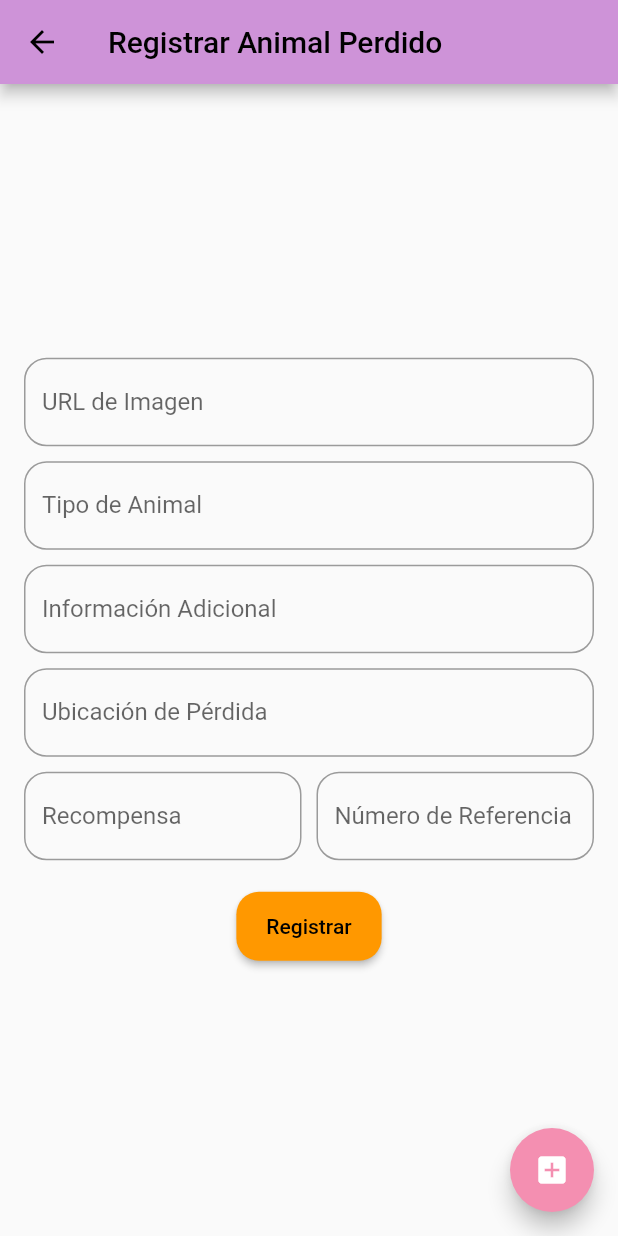
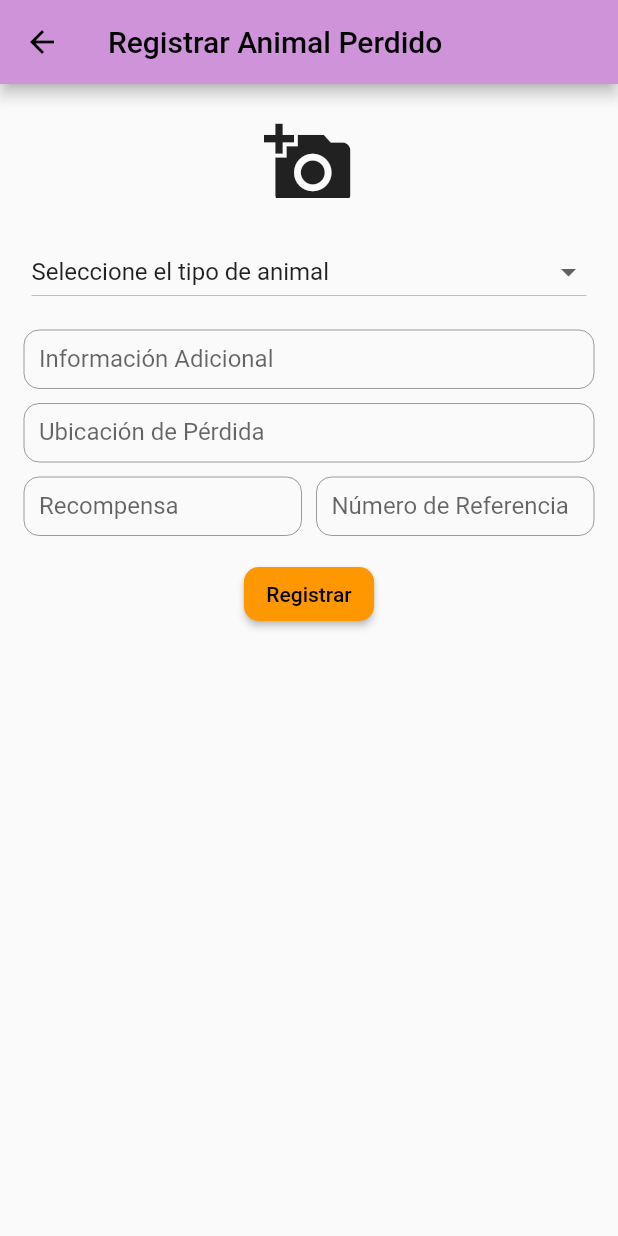
Before and after one commit to Ferrufino03/Lost_pet, a Flutter app: the AnimalRegistrationScreen screen opened directly, on a phone screen of 412 x 824 dp. Run offline on Flutter 3.47's test engine with Material 2 defaults, Android fonts, the phone set to English and light mode, and no system bars; our stand-ins replace bloc, cloud_firestore, equatable, firebase_auth, firebase_core, firebase_storage and 2 more; accounts and stored records are empty; generated files the repository leaves out were written again.

Commit message:
Add image upload functionality and Animal model for registration

```diff
--- a/lib/main.dart
+++ b/lib/main.dart
@@ -2,6 +2,7 @@
 import 'package:firebase_crud/app.dart';
 import 'package:firebase_crud/firebase_options.dart';
 import 'package:firebase_crud/screens/AnimalRegistration/bloc/animal_registration_bloc.dart';
+import 'package:firebase_crud/screens/UpLoadImage/bloc/up_load_image_bloc.dart';
 import 'package:flutter/material.dart';
 import 'package:firebase_core/firebase_core.dart';
 import 'package:flutter_bloc/flutter_bloc.dart';
@@ -19,7 +20,10 @@ void main() async {
         providers: [
           BlocProvider(
             create: (context) => AnimalRegistrationBloc(),
-          )
+          ),
+          BlocProvider(
+            create: (context) => UpLoadImageBloc(),
+          ),
         ],
         child:MyApp(FirebaseUserRepo())));
 }
--- a/lib/screens/AnimalRegistration/bloc/animal_registration_bloc.dart
+++ b/lib/screens/AnimalRegistration/bloc/animal_registration_bloc.dart
@@ -1,15 +1,63 @@
+import 'package:cloud_firestore/cloud_firestore.dart';
+import 'package:firebase_crud/screens/AnimalRegistration/model/Animal.dart';
 import 'package:flutter_bloc/flutter_bloc.dart';
 import 'package:firebase_crud/screens/AnimalRegistration/bloc/animal_registration_event.dart';
 import 'package:firebase_crud/screens/AnimalRegistration/bloc/animal_registration_state.dart';
 
 class AnimalRegistrationBloc
     extends Bloc<AnimalRegistrationEvent, AnimalRegistrationState> {
+  Animal animal = Animal(
+    imageURL: "",
+    animaltype: "",
+    informacion: "",
+    infoubicacion: "",
+    recompensa: "",
+    numref: "",
+  );
   AnimalRegistrationBloc() : super(AnimalRegistrationInitial()) {
-    on<UpLoadImageEvent>(onUpLoadImage);
+    on<GetImageEvent>(onUpLoadImage);
+    on<ResetStateEvent>(onResetState);
+    on<InputEvent>(onInputState);
+    on<SubmitEvent>(onSubmitState);
   }
   void onUpLoadImage(
-      UpLoadImageEvent event, Emitter<AnimalRegistrationState> emit) async {
-    print(event.url);
-    emit(AnimalRegistrationUpdate(url: event.url));
+      GetImageEvent event, Emitter<AnimalRegistrationState> emit) async {
+    animal.imageURL = event.url;
+    animal.animaltype= "Seleccione el tipo de animal";
+    emit(AnimalRegistrationUpdate(animal: animal));
+  }
+
+  void onResetState(
+      ResetStateEvent event, Emitter<AnimalRegistrationState> emit) async {
+      animal.imageURL = "";
+      animal.animaltype = "Seleccione el tipo de animal";
+      animal.informacion = "";
+      animal.infoubicacion = "";
+      animal.recompensa = "";
+      animal.numref = "";
+    emit(ResetState(animal: animal));
+  }
+
+  void onInputState(
+      InputEvent event, Emitter<AnimalRegistrationState> emit) async {
+    animal.imageURL = event.animal!.imageURL;
+    animal.animaltype = event.animal!.animaltype;
+    animal.informacion = event.animal!.informacion;
+    animal.infoubicacion = event.animal!.infoubicacion;
+    animal.recompensa = event.animal!.recompensa;
+    animal.numref = event.animal!.numref;
+    emit(AnimalRegistrationUpdate(animal: animal));
+  }
+
+  void onSubmitState(
+      SubmitEvent event, Emitter<AnimalRegistrationState> emit) async {
+    await FirebaseFirestore.instance
+        .collection('animals')
+        .add(animal.ToMap)
+        .then((DocumentReference documentRef) {
+      emit(RegistrationSuccess());
+    }).catchError((error) {
+      emit(RegistrationError());
+    });
   }
 }
--- a/lib/screens/AnimalRegistration/bloc/animal_registration_event.dart
+++ b/lib/screens/AnimalRegistration/bloc/animal_registration_event.dart
@@ -1,8 +1,19 @@
+import 'package:firebase_crud/screens/AnimalRegistration/model/Animal.dart';
+
 abstract class AnimalRegistrationEvent {}
 
-class UpLoadImageEvent extends AnimalRegistrationEvent {
+class GetImageEvent extends AnimalRegistrationEvent {
   String url;
-  UpLoadImageEvent({required this.url});
+  GetImageEvent({required this.url});
 }
 
-class ResetStateEvent extends AnimalRegistrationEvent{}
+class InputEvent extends AnimalRegistrationEvent {
+  Animal? animal;
+  InputEvent({
+    this.animal,
+  });
+}
+
+class SubmitEvent extends AnimalRegistrationEvent {}
+
+class ResetStateEvent extends AnimalRegistrationEvent {}
--- a/lib/screens/AnimalRegistration/bloc/animal_registration_state.dart
+++ b/lib/screens/AnimalRegistration/bloc/animal_registration_state.dart
@@ -1,10 +1,19 @@
+import 'package:firebase_crud/screens/AnimalRegistration/model/Animal.dart';
+
 abstract class AnimalRegistrationState {}
 
 class AnimalRegistrationInitial extends AnimalRegistrationState {}
 
 class AnimalRegistrationUpdate extends AnimalRegistrationState {
-  String? url;
-  AnimalRegistrationUpdate({this.url});
+  Animal? animal;
+  AnimalRegistrationUpdate({this.animal});
 }
 
-class ResetState extends AnimalRegistrationState{}
+class ResetState extends AnimalRegistrationState {
+    Animal? animal;
+  ResetState({this.animal});
+}
+
+class RegistrationSuccess extends AnimalRegistrationState {}
+
+class RegistrationError extends AnimalRegistrationState {}
--- /dev/null
+++ b/lib/screens/AnimalRegistration/model/Animal.dart
@@ -0,0 +1,29 @@
+class Animal {
+  String imageURL = "";
+  String animaltype = "";
+  String informacion = "";
+  String infoubicacion = "";
+  String recompensa = "";
+  String numref = "";
+  String status = "Perdido";
+  Animal({
+    required this.imageURL,
+    required this.animaltype,
+    required this.informacion,
+    required this.infoubicacion,
+    required this.recompensa,
+    required this.numref,
+  });
+
+  Map<String, dynamic> get ToMap {
+    return {
+      "imageURL": this.imageURL,
+      "animaltype": this.animaltype,
+      "informacion": this.informacion,
+      "infoubicacion": this.infoubicacion,
+      "recompensa": this.recompensa,
+      "numref": this.numref,
+      "status": "Perdido"
+    };
+  }
+}
--- a/lib/screens/AnimalRegistration/ui/AnimalRegistrationScreen.dart
+++ b/lib/screens/AnimalRegistration/ui/AnimalRegistrationScreen.dart
@@ -1,8 +1,8 @@
-import 'package:cloud_firestore/cloud_firestore.dart';
 import 'package:firebase_crud/screens/AnimalRegistration/bloc/animal_registration_bloc.dart';
 import 'package:firebase_crud/screens/AnimalRegistration/bloc/animal_registration_event.dart';
 import 'package:firebase_crud/screens/AnimalRegistration/bloc/animal_registration_state.dart';
-import 'package:firebase_crud/screens/AnimalRegistration/widgets/upload_image.dart';
+import 'package:firebase_crud/screens/AnimalRegistration/model/Animal.dart';
+import 'package:firebase_crud/screens/UpLoadImage/ui/upload_image.dart';
 import 'package:flutter/material.dart';
 import 'package:flutter_bloc/flutter_bloc.dart';
 
@@ -16,24 +16,40 @@ class AnimalRegistrationScreen extends StatefulWidget {
 
 class _AnimalRegistrationScreenState extends State<AnimalRegistrationScreen> {
   final _formKey = GlobalKey<FormState>();
-  TextEditingController _imageUrl = TextEditingController();
-  String _animalType = '';
-  String _additionalInfo = '';
-  String _ubicacionDePerdida = '';
-  String _recompensa = '';
-  String _numeroDeReferencia = '';
+  String _imageUrl = "";
+  String _animalType = "Seleccione el tipo de animal";
+  final TextEditingController _additionalInfo = TextEditingController();
+  final TextEditingController _ubicacionDePerdida = TextEditingController();
+  final TextEditingController _recompensa = TextEditingController();
+  final TextEditingController _numeroDeReferencia = TextEditingController();
+
+  void handleInputsState({required Animal animal}) {
+    _imageUrl = animal.imageURL;
+    _animalType = animal.animaltype;
+    _additionalInfo.text = animal.informacion;
+    _ubicacionDePerdida.text = animal.infoubicacion;
+    _recompensa.text = animal.recompensa;
+    _numeroDeReferencia.text = animal.numref;
+  }
+
+  void popScreen() {
+    Navigator.pop(context);
+    BlocProvider.of<AnimalRegistrationBloc>(context).add(ResetStateEvent());
+  }
 
   InputDecoration _decor(String label) {
     return InputDecoration(
-      labelText: label,
-      border: OutlineInputBorder(
-        borderRadius: BorderRadius.circular(15.0),
-      ),
-      focusedBorder: OutlineInputBorder(
-        borderSide: const BorderSide(color: Colors.blue, width: 2.0),
-        borderRadius: BorderRadius.circular(15.0),
-      ),
-    );
+        labelText: label,
+        labelStyle: const TextStyle(fontSize: 16),
+        border: OutlineInputBorder(
+          borderRadius: BorderRadius.circular(10.0),
+        ),
+        focusedBorder: OutlineInputBorder(
+          borderSide: const BorderSide(color: Colors.blue, width: 1.0),
+          borderRadius: BorderRadius.circular(10.0),
+        ),
+        isCollapsed: true,
+        contentPadding: const EdgeInsets.all(10));
   }
 
   @override
@@ -45,56 +61,72 @@ class _AnimalRegistrationScreenState extends State<AnimalRegistrationScreen> {
           child: BlocBuilder<AnimalRegistrationBloc, AnimalRegistrationState>(
               builder: (context, state) {
             if (state is AnimalRegistrationUpdate) {
-              _imageUrl.text = state.url ?? "";
-              return _form(image: state.url);
+              handleInputsState(animal: state.animal!);
+              return _form();
+            } else if (state is RegistrationSuccess) {
+              popScreen();
+            } else if (state is ResetState) {
+              handleInputsState(animal: state.animal!);
+              return _form();
+            } else {
+              return _form();
             }
-            return _form();
+            return const CircularProgressIndicator();
           })),
-      floatingActionButton: FloatingActionButton(
-        onPressed: () {
-          Navigator.push(context,
-              MaterialPageRoute(builder: (context) => const UpLoadImage()));
-        },
-        child: const Icon(Icons.add_box),
-      ),
     );
   }
 
-  Widget _form({String? image}) {
-    return Form(
+  Widget _form() {
+    Widget form = Form(
       key: _formKey,
       child: Column(
         mainAxisAlignment: MainAxisAlignment.center,
         children: [
-          TextFormField(
-            decoration: _decor('URL de Imagen'),
-            keyboardType: TextInputType.url,
-            controller: _imageUrl,
-            validator: (value) =>
-                value!.isEmpty ? 'Por favor ingrese una URL' : null,
+          Container(
+            constraints: const BoxConstraints(
+              minHeight: 60,
+              minWidth: 120
+            ),
+            child: ClipRRect(
+              borderRadius: BorderRadius.circular(10),
+              child: SizedBox(
+                  child: _imageUrl.isEmpty
+                      ? IconButton(
+                          onPressed: () {
+                            Navigator.push(
+                                context,
+                                MaterialPageRoute(
+                                    builder: (context) => const UpLoadImage()));
+                          },
+                          icon: const Icon(
+                            Icons.add_a_photo,
+                            size: 60,
+                          ))
+                      : Image.network(
+                          _imageUrl,
+                          fit: BoxFit.fill,
+                          errorBuilder: (context, error, stackTrace) =>
+                              const Icon(Icons.image_not_supported),
+                        ))),
           ),
           const SizedBox(
-            width: 15,
+            height: 20,
           ),
-          const SizedBox(height: 10),
-          TextFormField(
-            decoration: _decor('Tipo de Animal'),
-            validator: (value) =>
-                value!.isEmpty ? 'Por favor ingrese el tipo de animal' : null,
-            onSaved: (value) => _animalType = value!,
-          ),
+          animalTypes(),
           const SizedBox(height: 10),
           TextFormField(
             decoration: _decor('Información Adicional'),
+            controller: _additionalInfo,
+            onChanged: (value) => _handleInput(value, "_additionalInfo"),
             keyboardType: TextInputType.multiline,
-            onSaved: (value) => _additionalInfo = value!,
           ),
           const SizedBox(height: 10),
           TextFormField(
             decoration: _decor('Ubicación de Pérdida'),
+            controller: _ubicacionDePerdida,
+            onChanged: (value) => _handleInput(value, "_ubicacionDePerdida"),
             validator: (value) =>
                 value!.isEmpty ? 'Por favor ingrese la ubicación' : null,
-            onSaved: (value) => _ubicacionDePerdida = value!,
           ),
           const SizedBox(height: 10),
           Row(
@@ -102,8 +134,9 @@ class _AnimalRegistrationScreenState extends State<AnimalRegistrationScreen> {
               Expanded(
                   child: TextFormField(
                 decoration: _decor('Recompensa'),
+                controller: _recompensa,
+                onChanged: (value) => _handleInput(value, "_recompensa"),
                 keyboardType: TextInputType.number,
-                onSaved: (value) => _recompensa = value!,
                 validator: (value) =>
                     value!.isEmpty ? 'Por favor ingrese una recompensa' : null,
               )),
@@ -111,46 +144,88 @@ class _AnimalRegistrationScreenState extends State<AnimalRegistrationScreen> {
               Expanded(
                   child: TextFormField(
                 decoration: _decor('Número de Referencia'),
+                controller: _numeroDeReferencia,
+                onChanged: (value) =>
+                    _handleInput(value, "_numeroDeReferencia"),
                 keyboardType: TextInputType.phone,
                 validator: (value) =>
                     value!.isEmpty ? 'Por favor ingrese un número' : null,
-                onSaved: (value) => _numeroDeReferencia = value!,
               )),
             ],
           ),
-          const SizedBox(height: 20),
+          const SizedBox(height: 15),
           ElevatedButton(
-            child: Text('Registrar'),
+            child: const Text('Registrar'),
             onPressed: _submitForm,
             style: ElevatedButton.styleFrom(
               backgroundColor: Colors.orange, // Color del botón
               padding:
-                  const EdgeInsets.symmetric(vertical: 15.0, horizontal: 20.0),
+                  const EdgeInsets.symmetric(vertical: 10.0, horizontal: 15.0),
               shape: RoundedRectangleBorder(
-                borderRadius: BorderRadius.circular(15.0),
+                borderRadius: BorderRadius.circular(10.0),
               ),
             ),
           ),
         ],
       ),
     );
+    Widget scroll = SingleChildScrollView(child: form);
+    return scroll;
+  }
+
+  Widget animalTypes() {
+    List<String> animals = [
+      "Seleccione el tipo de animal",
+      "Gato",
+      "Perro",
+      "Pato",
+      "Conejo"
+    ];
+    List<DropdownMenuItem<String>> items = animals.map((e) {
+      return DropdownMenuItem<String>(value: e, child: Text(e));
+    }).toList();
+    return DropdownButton(
+      isExpanded: true,
+      padding: const EdgeInsets.all(5),
+      borderRadius: const BorderRadius.all(Radius.circular(10)),
+      items: items,
+      value: _animalType,
+      focusColor: Colors.blue[700],
+      onChanged: (value) {
+        setState(() {
+          _animalType = value ?? "";
+          _handleInput(_animalType, "_animalType");
+        });
+      },
+    );
+  }
+
+  void _handleInput(String input, String controller) {
+    final animal = BlocProvider.of<AnimalRegistrationBloc>(context).animal;
+    Map<String, dynamic> inputTypes = {
+      "_animalType": (String text) => animal.animaltype = text,
+      "_additionalInfo": (String text) => animal.informacion = text,
+      "_ubicacionDePerdida": (String text) => animal.infoubicacion = text,
+      "_recompensa": (String text) => animal.recompensa = text,
+      "_numeroDeReferencia": (String text) => animal.numref = text,
+    };
+    if (inputTypes.containsKey(controller)) {
+      inputTypes[controller](input);
+      BlocProvider.of<AnimalRegistrationBloc>(context)
+          .add(InputEvent(animal: animal));
+    }
   }
 
   void _submitForm() async {
-    if (_formKey.currentState!.validate()) {
-      _formKey.currentState!.save();
-      await FirebaseFirestore.instance.collection('animals').add({
-        "imageURL": _imageUrl.text,
-        "animaltype": _animalType,
-        "informacion": _additionalInfo,
-        "infoubicacion": _ubicacionDePerdida,
-        "recompensa": _recompensa,
-        "numref": _numeroDeReferencia,
-        "status": "Perdido"
-      });
-      BlocProvider.of<AnimalRegistrationBloc>(context)
-          .add(UpLoadImageEvent(url: ""));
-      Navigator.pop(context);
+    if (_formKey.currentState!.validate() && _imageUrl.isNotEmpty) {
+      //_formKey.currentState!.save();
+      BlocProvider.of<AnimalRegistrationBloc>(context).add(SubmitEvent());
+    } else {
+      ScaffoldMessenger.of(context).showSnackBar(
+        const SnackBar(
+          content: Text("Suba una imagen por favor."),
+        ),
+      );
     }
   }
 }
```
Also changed, not shown: lib/screens/AnimalRegistration/widgets/upload_image.dart (deleted, +0 -66 lines), lib/screens/UpLoadImage/bloc/up_load_image_bloc.dart (added, +49 -0 lines), lib/screens/UpLoadImage/bloc/up_load_image_event.dart (added, +15 -0 lines), lib/screens/UpLoadImage/bloc/up_load_image_state.dart (added, +17 -0 lines), lib/screens/UpLoadImage/ui/upload_image.dart (added, +109 -0 lines), lib/services/up_load_to_firebase.dart (deleted, +0 -24 lines), lib/services/load_resource.dart (renamed from lib/services/up_load_image.dart).
